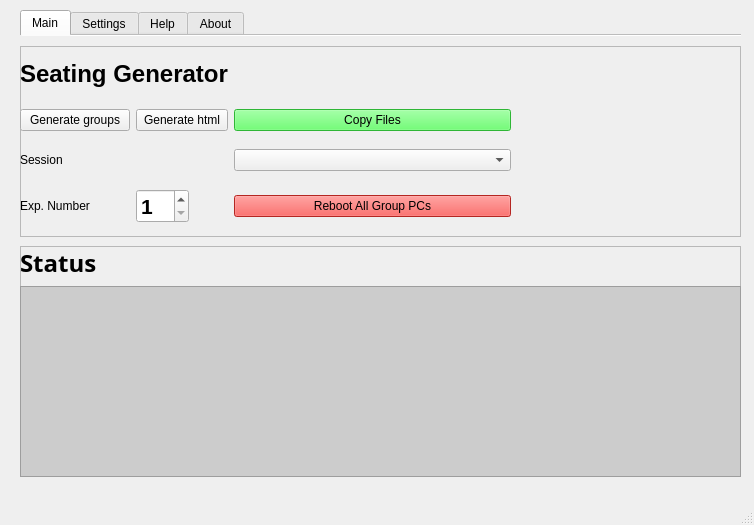
This is YorkULabSeating.ui in tdgskinner/yorku-phys-lab-seating as Qt 5 draws it before an edit. The edited form follows.
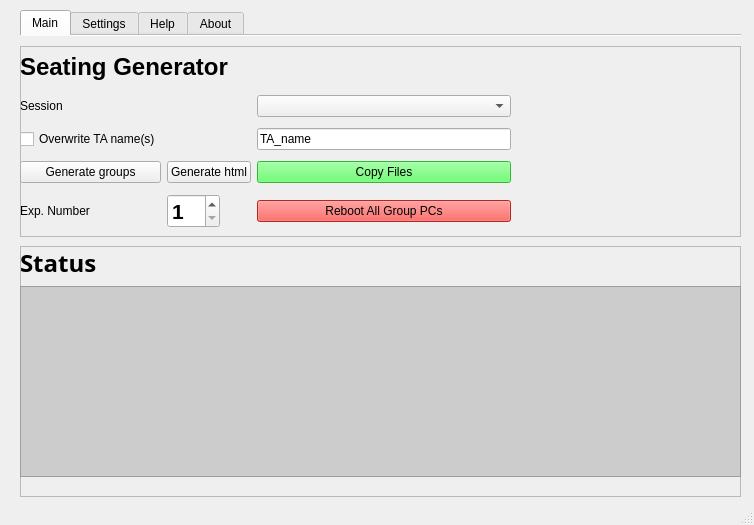
This is the edited form. Icons and pictures are not drawn.

Commit message: overwrite TA name

Patch:
```diff
--- a/YorkULabSeating.ui
+++ b/YorkULabSeating.ui
@@ -29,7 +29,7 @@
       <x>20</x>
       <y>10</y>
       <width>721</width>
-      <height>471</height>
+      <height>491</height>
      </rect>
     </property>
     <property name="font">
@@ -89,7 +89,51 @@
         </rect>
        </property>
        <layout class="QGridLayout" name="gridLayout_3">
-        <item row="2" column="1">
+        <item row="2" column="0">
+         <widget class="QLabel" name="label_15">
+          <property name="sizePolicy">
+           <sizepolicy hsizetype="Fixed" vsizetype="Preferred">
+            <horstretch>0</horstretch>
+            <verstretch>0</verstretch>
+           </sizepolicy>
+          </property>
+          <property name="text">
+           <string>Session</string>
+          </property>
+         </widget>
+        </item>
+        <item row="2" column="2">
+         <widget class="QComboBox" name="comboBox_session">
+          <property name="sizePolicy">
+           <sizepolicy hsizetype="Minimum" vsizetype="Fixed">
+            <horstretch>0</horstretch>
+            <verstretch>0</verstretch>
+           </sizepolicy>
+          </property>
+         </widget>
+        </item>
+        <item row="1" column="2">
+         <widget class="QLabel" name="label_10">
+          <property name="sizePolicy">
+           <sizepolicy hsizetype="Preferred" vsizetype="Fixed">
+            <horstretch>0</horstretch>
+            <verstretch>0</verstretch>
+           </sizepolicy>
+          </property>
+          <property name="font">
+           <font>
+            <family>Arial Hebrew</family>
+            <pointsize>18</pointsize>
+            <weight>75</weight>
+            <bold>true</bold>
+           </font>
+          </property>
+          <property name="text">
+           <string/>
+          </property>
+         </widget>
+        </item>
+        <item row="4" column="1">
          <widget class="QPushButton" name="pushButton_htmlgen">
           <property name="sizePolicy">
            <sizepolicy hsizetype="Preferred" vsizetype="Fixed">
@@ -107,28 +151,7 @@
           </property>
          </widget>
         </item>
-        <item row="1" column="2">
-         <widget class="QLabel" name="label_10">
-          <property name="sizePolicy">
-           <sizepolicy hsizetype="Preferred" vsizetype="Fixed">
-            <horstretch>0</horstretch>
-            <verstretch>0</verstretch>
-           </sizepolicy>
-          </property>
-          <property name="font">
-           <font>
-            <family>Arial Hebrew</family>
-            <pointsize>18</pointsize>
-            <weight>75</weight>
-            <bold>true</bold>
-           </font>
-          </property>
-          <property name="text">
-           <string/>
-          </property>
-         </widget>
-        </item>
-        <item row="2" column="0">
+        <item row="4" column="0">
          <widget class="QPushButton" name="pushButton_grouping">
           <property name="sizePolicy">
            <sizepolicy hsizetype="Preferred" vsizetype="Fixed">
@@ -147,7 +170,7 @@
          </widget>
         </item>
         <item row="4" column="2">
-         <widget class="QPushButton" name="pushButton_rebootPCs">
+         <widget class="QPushButton" name="pushButton_copyfiles">
           <property name="sizePolicy">
            <sizepolicy hsizetype="Preferred" vsizetype="Fixed">
             <horstretch>0</horstretch>
@@ -160,14 +183,47 @@
            </font>
           </property>
           <property name="styleSheet">
-           <string notr="true">background-color: rgb(252, 53, 48);</string>
+           <string notr="true">background-color: rgb(66, 255, 75);</string>
           </property>
           <property name="text">
-           <string>Reboot All Group PCs</string>
+           <string>Copy Files</string>
           </property>
          </widget>
         </item>
-        <item row="4" column="1">
+        <item row="1" column="0" colspan="2">
+         <widget class="QLabel" name="label_5">
+          <property name="sizePolicy">
+           <sizepolicy hsizetype="Preferred" vsizetype="Fixed">
+            <horstretch>0</horstretch>
+            <verstretch>0</verstretch>
+           </sizepolicy>
+          </property>
+          <property name="font">
+           <font>
+            <pointsize>18</pointsize>
+            <weight>75</weight>
+            <bold>true</bold>
+           </font>
+          </property>
+          <property name="text">
+           <string>Seating Generator</string>
+          </property>
+         </widget>
+        </item>
+        <item row="7" column="0">
+         <widget class="QLabel" name="label_6">
+          <property name="sizePolicy">
+           <sizepolicy hsizetype="Fixed" vsizetype="Preferred">
+            <horstretch>0</horstretch>
+            <verstretch>0</verstretch>
+           </sizepolicy>
+          </property>
+          <property name="text">
+           <string>Exp. Number</string>
+          </property>
+         </widget>
+        </item>
+        <item row="7" column="1">
          <widget class="QSpinBox" name="spinBox_exp_id">
           <property name="sizePolicy">
            <sizepolicy hsizetype="Fixed" vsizetype="Fixed">
@@ -193,8 +249,8 @@
           </property>
          </widget>
         </item>
-        <item row="2" column="2">
-         <widget class="QPushButton" name="pushButton_copyfiles">
+        <item row="7" column="2">
+         <widget class="QPushButton" name="pushButton_rebootPCs">
           <property name="sizePolicy">
            <sizepolicy hsizetype="Preferred" vsizetype="Fixed">
             <horstretch>0</horstretch>
@@ -207,66 +263,24 @@
            </font>
           </property>
           <property name="styleSheet">
-           <string notr="true">background-color: rgb(66, 255, 75);</string>
+           <string notr="true">background-color: rgb(252, 53, 48);</string>
           </property>
           <property name="text">
-           <string>Copy Files</string>
-          </property>
-         </widget>
-        </item>
-        <item row="4" column="0">
-         <widget class="QLabel" name="label_6">
-          <property name="sizePolicy">
-           <sizepolicy hsizetype="Fixed" vsizetype="Preferred">
-            <horstretch>0</horstretch>
-            <verstretch>0</verstretch>
-           </sizepolicy>
-          </property>
-          <property name="text">
-           <string>Exp. Number</string>
-          </property>
-         </widget>
-        </item>
-        <item row="1" column="0" colspan="2">
-         <widget class="QLabel" name="label_5">
-          <property name="sizePolicy">
-           <sizepolicy hsizetype="Preferred" vsizetype="Fixed">
-            <horstretch>0</horstretch>
-            <verstretch>0</verstretch>
-           </sizepolicy>
-          </property>
-          <property name="font">
-           <font>
-            <pointsize>18</pointsize>
-            <weight>75</weight>
-            <bold>true</bold>
-           </font>
-          </property>
-          <property name="text">
-           <string>Seating Generator</string>
+           <string>Reboot All Group PCs</string>
           </property>
          </widget>
         </item>
         <item row="3" column="2">
-         <widget class="QComboBox" name="comboBox_session">
-          <property name="sizePolicy">
-           <sizepolicy hsizetype="Minimum" vsizetype="Fixed">
-            <horstretch>0</horstretch>
-            <verstretch>0</verstretch>
-           </sizepolicy>
+         <widget class="QLineEdit" name="lineEdit_TAname">
+          <property name="text">
+           <string>TA_name</string>
           </property>
          </widget>
         </item>
-        <item row="3" column="0" colspan="2">
-         <widget class="QLabel" name="label_15">
-          <property name="sizePolicy">
-           <sizepolicy hsizetype="Fixed" vsizetype="Preferred">
-            <horstretch>0</horstretch>
-            <verstretch>0</verstretch>
-           </sizepolicy>
-          </property>
+        <item row="3" column="0">
+         <widget class="QCheckBox" name="checkBox_TAname_overwrite">
           <property name="text">
-           <string>Session</string>
+           <string>Overwrite TA name(s)</string>
           </property>
          </widget>
         </item>
@@ -298,7 +312,7 @@
         <x>0</x>
         <y>210</y>
         <width>721</width>
-        <height>231</height>
+        <height>251</height>
        </rect>
       </property>
       <property name="font">
```
Left out of the diff: 12 changed lines with no effect on the pictures. The commit also changes 2 other files.
